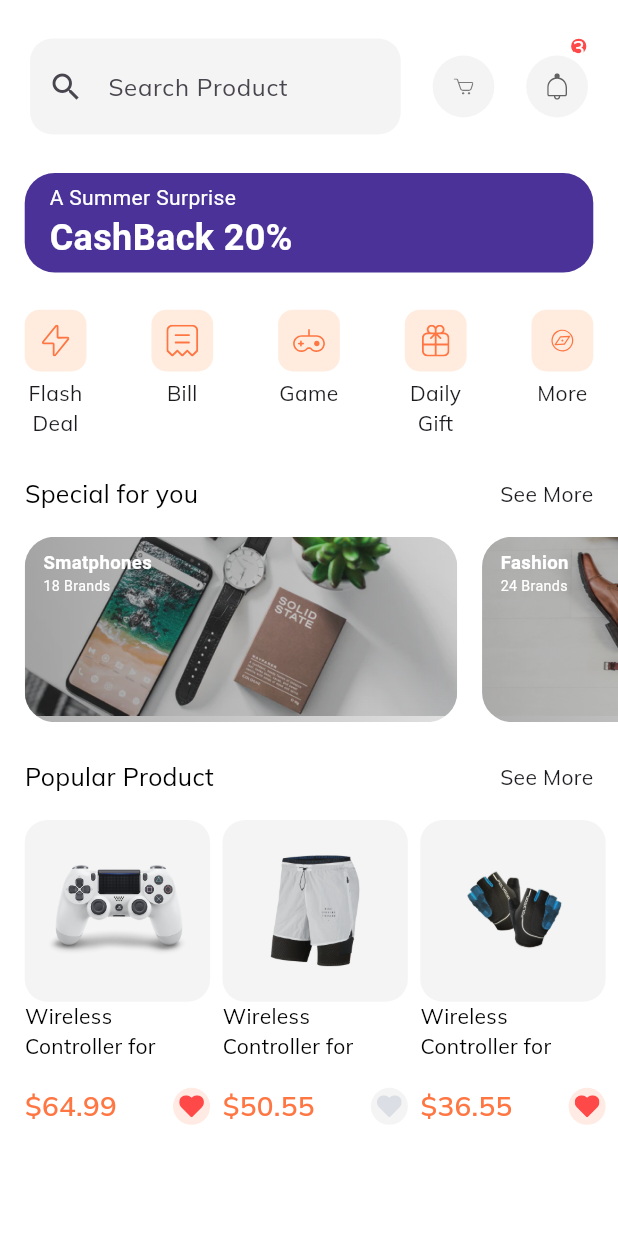
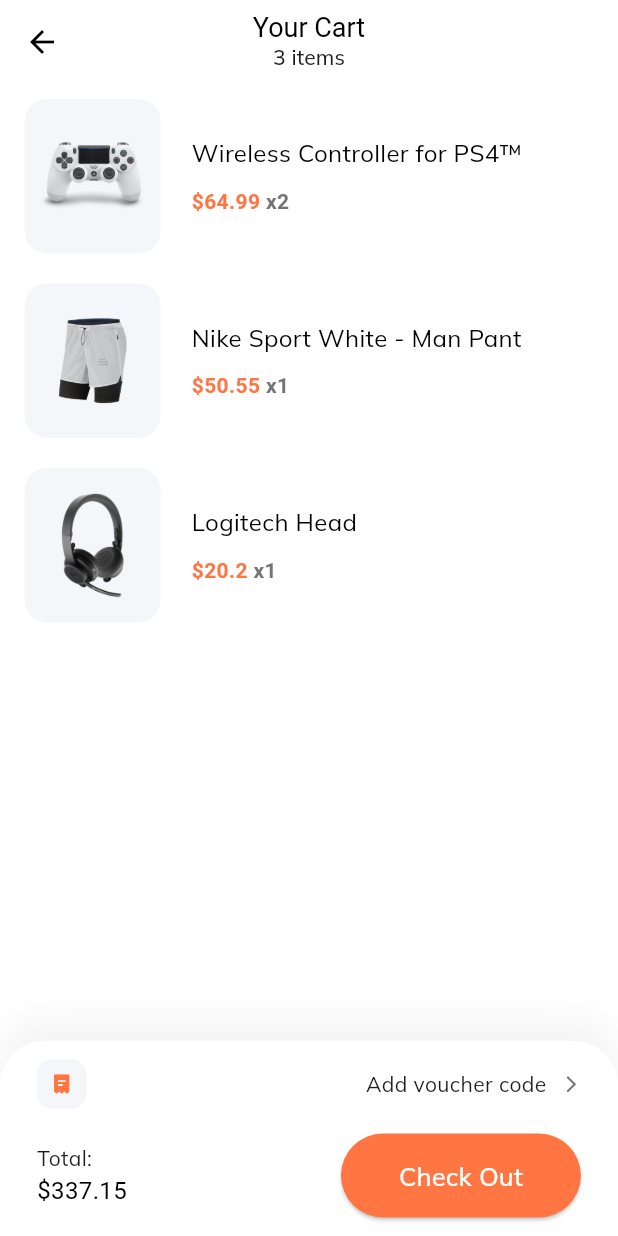
Before and after one commit to 9reis/e-commerce1, a Flutter app: the HomeScreen screen opened by its route, after a tap on an icon or button, on a phone screen of 412 x 824 dp. Run offline on Flutter 3.47's test engine with Material 2 defaults, Android fonts, the phone set to English and light mode, and no system bars; our stand-ins replace flutter_svg.

Commit message:
Cart Screen

```diff
--- /dev/null
+++ b/lib/models/Cart.dart
@@ -0,0 +1,17 @@
+import 'package:ecommerce1/models/product.dart';
+
+class Cart {
+  final Product product;
+  final int numOfItems;
+  Cart({
+    required this.product,
+    required this.numOfItems,
+  });
+}
+
+// Demo data for your cart
+List<Cart> demoCarts = [
+  Cart(product: demoProducts[0], numOfItems: 2),
+  Cart(product: demoProducts[1], numOfItems: 1),
+  Cart(product: demoProducts[3], numOfItems: 1),
+];
--- /dev/null
+++ b/lib/screens/cart/cart_screen.dart
@@ -0,0 +1,124 @@
+import 'package:ecommerce1/screens/components/default_button.dart';
+import 'package:ecommerce1/utils/constants.dart';
+import 'package:ecommerce1/utils/size_config.dart';
+import 'package:flutter/material.dart';
+import 'package:flutter_svg/svg.dart';
+
+import '../../models/Cart.dart';
+import 'components/body_cart.dart';
+
+class CartScreen extends StatelessWidget {
+  static String routeName = '/cart';
+  const CartScreen({super.key});
+
+  @override
+  Widget build(BuildContext context) {
+    return Scaffold(
+      appBar: AppBar(
+        title: Column(
+          children: [
+            Text(
+              'Your Cart',
+              style: TextStyle(
+                color: Colors.black,
+              ),
+            ),
+            Text(
+              '${demoCarts.length} items',
+              style: Theme.of(context).textTheme.labelLarge,
+            ),
+          ],
+        ),
+        centerTitle: true,
+      ),
+      body: BodyCart(),
+      bottomNavigationBar: CheckOurCard(),
+    );
+  }
+}
+
+class CheckOurCard extends StatelessWidget {
+  const CheckOurCard({
+    super.key,
+  });
+
+  @override
+  Widget build(BuildContext context) {
+    return Container(
+      padding: EdgeInsets.symmetric(
+          vertical: getWidth(0.03, context),
+          horizontal: getWidth(0.06, context)),
+      // height: 174,
+      decoration: BoxDecoration(
+        color: Colors.white,
+        borderRadius: BorderRadius.only(
+          topLeft: Radius.circular(30),
+          topRight: Radius.circular(30),
+        ),
+        boxShadow: [
+          BoxShadow(
+            offset: Offset(0, -15),
+            blurRadius: 20,
+            color: Color(0XFFDADADA).withOpacity(0.30),
+          ),
+        ],
+      ),
+      child: SafeArea(
+        child: Column(
+          mainAxisSize: MainAxisSize.min,
+          children: [
+            Row(
+              children: [
+                Container(
+                  padding: EdgeInsets.all(10),
+                  height: getWidth(0.08, context),
+                  width: getWidth(0.08, context),
+                  decoration: BoxDecoration(
+                    color: Color(0XFFF5F6F9),
+                    borderRadius: BorderRadius.circular(10),
+                  ),
+                  child: SvgPicture.asset('assets/icons/receipt.svg'),
+                ),
+                Spacer(),
+                Text('Add voucher code'),
+                const SizedBox(width: 10),
+                Icon(
+                  Icons.arrow_forward_ios,
+                  size: 13,
+                  color: kTextColor,
+                ),
+              ],
+            ),
+            SizedBox(height: getWidth(0.04, context)),
+            Row(
+              mainAxisAlignment: MainAxisAlignment.spaceBetween,
+              children: [
+                Text.rich(
+                  TextSpan(
+                    text: 'Total: \n',
+                    children: [
+                      TextSpan(
+                        text: '\$337.15',
+                        style: TextStyle(
+                          fontSize: 16,
+                          color: Colors.black,
+                        ),
+                      ),
+                    ],
+                  ),
+                ),
+                SizedBox(
+                  width: 160,
+                  child: DefaultButton(
+                    text: 'Check Out',
+                    press: () {},
+                  ),
+                ),
+              ],
+            )
+          ],
+        ),
+      ),
+    );
+  }
+}
--- /dev/null
+++ b/lib/screens/cart/components/body_cart.dart
@@ -0,0 +1,57 @@
+import 'package:ecommerce1/utils/size_config.dart';
+import 'package:flutter/material.dart';
+
+import 'package:ecommerce1/models/Cart.dart';
+import 'package:flutter_svg/svg.dart';
+
+import 'cart_item_card.dart';
+
+class BodyCart extends StatefulWidget {
+  const BodyCart({super.key});
+
+  @override
+  State<BodyCart> createState() => _BodyCartState();
+}
+
+class _BodyCartState extends State<BodyCart> {
+  @override
+  Widget build(BuildContext context) {
+    return Padding(
+      padding: EdgeInsets.symmetric(horizontal: getWidth(0.04, context)),
+      child: ListView.builder(
+        itemCount: demoCarts.length,
+        itemBuilder: (context, index) => Padding(
+          padding: const EdgeInsets.symmetric(vertical: 10),
+          child: Dismissible(
+            key: Key(demoCarts[index].product.id.toString()),
+            direction: DismissDirection.endToStart,
+            background: Container(
+              padding: EdgeInsets.symmetric(horizontal: 20),
+              decoration: BoxDecoration(
+                color: Color(0XFFFFE6E6),
+                borderRadius: BorderRadius.circular(15),
+              ),
+              child: Row(
+                children: [
+                  Spacer(),
+                  SvgPicture.asset(
+                    'assets/icons/Trash.svg',
+                    height: 30,
+                  ),
+                ],
+              ),
+            ),
+            child: CartItemCard(
+              cart: demoCarts[index],
+            ),
+            onDismissed: (_) {
+              setState(() {
+                demoCarts.removeAt(index);
+              });
+            },
+          ),
+        ),
+      ),
+    );
+  }
+}
--- /dev/null
+++ b/lib/screens/cart/components/cart_item_card.dart
@@ -0,0 +1,69 @@
+import 'package:flutter/material.dart';
+
+import '../../../models/Cart.dart';
+import '../../../utils/constants.dart';
+import '../../../utils/size_config.dart';
+
+class CartItemCard extends StatelessWidget {
+  final Cart cart;
+
+  const CartItemCard({
+    Key? key,
+    required this.cart,
+  }) : super(key: key);
+
+  @override
+  Widget build(BuildContext context) {
+    return Row(
+      children: [
+        SizedBox(
+          width: getWidth(0.22, context),
+          child: AspectRatio(
+            aspectRatio: 0.88,
+            child: Container(
+              padding: EdgeInsets.all(10),
+              decoration: BoxDecoration(
+                color: Color(0XFFF5F6F9),
+                borderRadius: BorderRadius.circular(15),
+              ),
+              child: Image.asset(
+                cart.product.images[0],
+              ),
+            ),
+          ),
+        ),
+        SizedBox(width: getWidth(0.05, context)),
+        Column(
+          crossAxisAlignment: CrossAxisAlignment.start,
+          children: [
+            Text(
+              cart.product.title,
+              maxLines: 2,
+              style: TextStyle(
+                fontSize: 16,
+                color: Colors.black,
+              ),
+            ),
+            SizedBox(height: 10),
+            Text.rich(
+              TextSpan(
+                text: '\$${cart.product.price}',
+                style: TextStyle(
+                  fontWeight: FontWeight.w600,
+                  color: kPrimaryColor,
+                ),
+                children: [
+                  TextSpan(
+                      text: ' x${cart.numOfItems}',
+                      style: TextStyle(
+                        color: kTextColor,
+                      )),
+                ],
+              ),
+            ),
+          ],
+        ),
+      ],
+    );
+  }
+}
--- a/lib/screens/components/product_card.dart
+++ b/lib/screens/components/product_card.dart
@@ -1,7 +1,7 @@
 import 'package:flutter/material.dart';
 import 'package:flutter_svg/svg.dart';
 
-import '../../models/product.dart';
+import '../../models/Product.dart';
 import '../../utils/constants.dart';
 import '../../utils/size_config.dart';
 
--- a/lib/screens/details/body.dart
+++ b/lib/screens/details/body.dart
@@ -1,7 +1,7 @@
 import 'package:ecommerce1/screens/components/default_button.dart';
 import 'package:flutter/material.dart';
 
-import '../../models/product.dart';
+import '../../models/Product.dart';
 import 'components/color_dots.dart';
 import 'components/product_decription.dart';
 import 'components/product_images.dart';
--- a/lib/screens/details/components/color_dots.dart
+++ b/lib/screens/details/components/color_dots.dart
@@ -1,6 +1,6 @@
 import 'package:flutter/material.dart';
 
-import '../../../models/product.dart';
+import '../../../models/Product.dart';
 import '../../../utils/constants.dart';
 import '../../../utils/size_config.dart';
 
--- a/lib/screens/details/components/product_decription.dart
+++ b/lib/screens/details/components/product_decription.dart
@@ -1,7 +1,7 @@
 import 'package:flutter/material.dart';
 import 'package:flutter_svg/svg.dart';
 
-import '../../../models/product.dart';
+import '../../../models/Product.dart';
 import '../../../utils/constants.dart';
 import '../../../utils/size_config.dart';
 
--- a/lib/screens/details/components/product_images.dart
+++ b/lib/screens/details/components/product_images.dart
@@ -1,6 +1,6 @@
 import 'package:flutter/material.dart';
 
-import '../../../models/product.dart';
+import '../../../models/Product.dart';
 import '../../../utils/constants.dart';
 import '../../../utils/size_config.dart';
 
--- a/lib/screens/details/details_screen.dart
+++ b/lib/screens/details/details_screen.dart
@@ -2,7 +2,7 @@ import 'package:ecommerce1/screens/details/body.dart';
 import 'package:flutter/material.dart';
 import 'package:flutter_svg/svg.dart';
 
-import '../../models/product.dart';
+import '../../models/Product.dart';
 
 class DetailsScreen extends StatelessWidget {
   static String routeName = '/details';
--- a/lib/screens/home/components/home_header.dart
+++ b/lib/screens/home/components/home_header.dart
@@ -1,3 +1,4 @@
+import 'package:ecommerce1/screens/cart/cart_screen.dart';
 import 'package:ecommerce1/screens/home/components/search_field.dart';
 import 'package:flutter/material.dart';
 
@@ -20,7 +21,11 @@ class HomeHeader extends StatelessWidget {
           SearchField(size: size),
           IconBtnWithCounter(
             svgSrc: 'assets/icons/Cart Icon.svg',
-            press: () {},
+            press: () => Navigator.of(context).push(
+              MaterialPageRoute(builder: (context) {
+                return CartScreen();
+              }),
+            ),
           ),
           IconBtnWithCounter(
             svgSrc: 'assets/icons/Bell.svg',
--- a/lib/screens/home/components/popular_product.dart
+++ b/lib/screens/home/components/popular_product.dart
@@ -2,7 +2,7 @@ import 'package:ecommerce1/screens/details/details_screen.dart';
 import 'package:ecommerce1/screens/home/components/section_title.dart';
 import 'package:flutter/material.dart';
 
-import '../../../models/product.dart';
+import '../../../models/Product.dart';
 import '../../../utils/size_config.dart';
 import '../../components/product_card.dart';
 
--- a/lib/utils/routes.dart
+++ b/lib/utils/routes.dart
@@ -1,3 +1,4 @@
+import 'package:ecommerce1/screens/cart/cart_screen.dart';
 import 'package:ecommerce1/screens/complete_profile/complete_profile_screen.dart';
 import 'package:ecommerce1/screens/details/details_screen.dart';
 import 'package:ecommerce1/screens/forgot_password/forgot_password_screen.dart';
@@ -20,4 +21,5 @@ final Map<String, WidgetBuilder> routes = {
   CompleteProfileScreen.routeName: (context) => CompleteProfileScreen(),
   HomeScreen.routeName: (context) => HomeScreen(),
   DetailsScreen.routeName: (context) => DetailsScreen(),
+  CartScreen.routeName: (context) => CartScreen(),
 };
```
